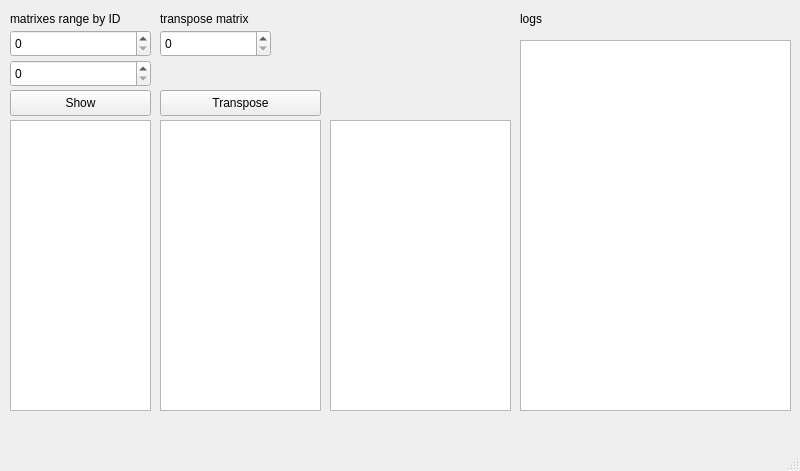
Qt form receiverUI/receiverui.ui (vvmorozova/generator-receiver) before a commit.
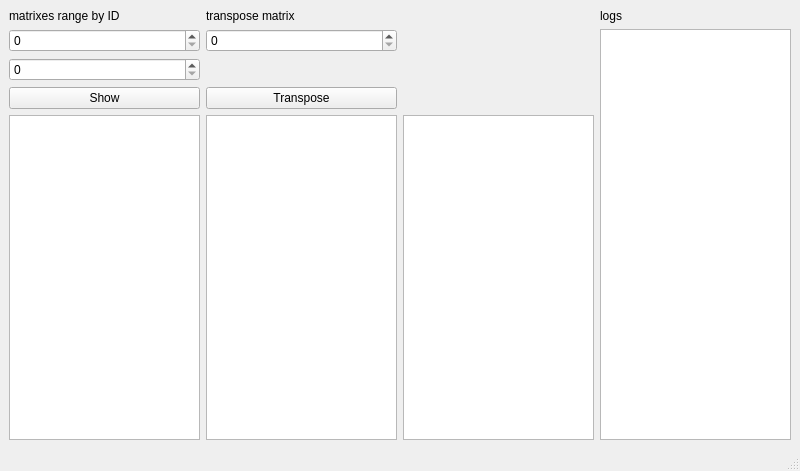
The same form after that commit.

Diff of the .ui file:
```diff
--- a/receiverUI/receiverui.ui
+++ b/receiverUI/receiverui.ui
@@ -14,162 +14,92 @@
    <string>ReceiverUI</string>
   </property>
   <widget class="QWidget" name="centralwidget">
+   <layout class="QGridLayout" name="gridLayout">
+    <item row="0" column="0">
    <widget class="QLabel" name="label">
-    <property name="geometry">
-     <rect>
-      <x>10</x>
-      <y>10</y>
-      <width>141</width>
-      <height>18</height>
-     </rect>
-    </property>
     <property name="text">
      <string>matrixes range by ID</string>
     </property>
    </widget>
+    </item>
+    <item row="0" column="1">
    <widget class="QLabel" name="label_2">
-    <property name="geometry">
-     <rect>
-      <x>160</x>
-      <y>10</y>
-      <width>121</width>
-      <height>18</height>
-     </rect>
-    </property>
     <property name="text">
      <string>transpose matrix</string>
     </property>
    </widget>
+    </item>
+    <item row="0" column="3">
    <widget class="QLabel" name="label_3">
-    <property name="geometry">
-     <rect>
-      <x>520</x>
-      <y>10</y>
-      <width>66</width>
-      <height>18</height>
-     </rect>
-    </property>
     <property name="text">
      <string>logs</string>
     </property>
    </widget>
-   <widget class="QPlainTextEdit" name="rangeTextEdit">
-    <property name="geometry">
-     <rect>
-      <x>10</x>
-      <y>120</y>
-      <width>141</width>
-      <height>291</height>
-     </rect>
-    </property>
-    <property name="readOnly">
-     <bool>true</bool>
-    </property>
-   </widget>
-   <widget class="QPlainTextEdit" name="beforeTextEdit">
-    <property name="geometry">
-     <rect>
-      <x>160</x>
-      <y>120</y>
-      <width>161</width>
-      <height>291</height>
-     </rect>
-    </property>
-    <property name="readOnly">
-     <bool>true</bool>
-    </property>
-   </widget>
-   <widget class="QPlainTextEdit" name="afterTextEdit">
-    <property name="geometry">
-     <rect>
-      <x>330</x>
-      <y>120</y>
-      <width>181</width>
-      <height>291</height>
-     </rect>
-    </property>
-    <property name="readOnly">
-     <bool>true</bool>
-    </property>
-   </widget>
-   <widget class="QPlainTextEdit" name="logsTextEdit">
-    <property name="geometry">
-     <rect>
-      <x>520</x>
-      <y>40</y>
-      <width>271</width>
-      <height>371</height>
-     </rect>
-    </property>
-    <property name="readOnly">
-     <bool>true</bool>
-    </property>
-   </widget>
+    </item>
+    <item row="1" column="0">
    <widget class="QSpinBox" name="spinBoxIDFrom">
-    <property name="geometry">
-     <rect>
-      <x>10</x>
-      <y>30</y>
-      <width>141</width>
-      <height>27</height>
-     </rect>
-    </property>
     <property name="maximum">
      <number>999999999</number>
     </property>
    </widget>
-   <widget class="QSpinBox" name="spinBoxIDTo">
-    <property name="geometry">
-     <rect>
-      <x>10</x>
-      <y>60</y>
-      <width>141</width>
-      <height>27</height>
-     </rect>
-    </property>
-    <property name="maximum">
-     <number>999999999</number>
-    </property>
-   </widget>
+    </item>
+    <item row="1" column="1">
    <widget class="QSpinBox" name="spinBoxTransposeID">
-    <property name="geometry">
-     <rect>
-      <x>160</x>
-      <y>30</y>
-      <width>111</width>
-      <height>27</height>
-     </rect>
-    </property>
+      <property name="maximum">
+       <number>999999999</number>
+      </property>
+     </widget>
+    </item>
+    <item row="1" column="3" rowspan="4">
+     <widget class="QPlainTextEdit" name="logsTextEdit">
+      <property name="readOnly">
+       <bool>true</bool>
+      </property>
+     </widget>
+    </item>
+    <item row="2" column="0">
+     <widget class="QSpinBox" name="spinBoxIDTo">
     <property name="maximum">
      <number>999999999</number>
     </property>
    </widget>
+    </item>
+    <item row="3" column="0">
    <widget class="QPushButton" name="showMatrixesRangeBtn">
-    <property name="geometry">
-     <rect>
-      <x>10</x>
-      <y>90</y>
-      <width>141</width>
-      <height>26</height>
-     </rect>
-    </property>
     <property name="text">
      <string>Show</string>
     </property>
    </widget>
+    </item>
+    <item row="3" column="1">
    <widget class="QPushButton" name="transposeBtn">
-    <property name="geometry">
-     <rect>
-      <x>160</x>
-      <y>90</y>
-      <width>161</width>
-      <height>26</height>
-     </rect>
-    </property>
     <property name="text">
      <string>Transpose</string>
     </property>
    </widget>
+    </item>
+    <item row="4" column="0">
+     <widget class="QPlainTextEdit" name="rangeTextEdit">
+      <property name="readOnly">
+       <bool>true</bool>
+      </property>
+     </widget>
+    </item>
+    <item row="4" column="1">
+     <widget class="QPlainTextEdit" name="beforeTextEdit">
+      <property name="readOnly">
+       <bool>true</bool>
+      </property>
+     </widget>
+    </item>
+    <item row="4" column="2">
+     <widget class="QPlainTextEdit" name="afterTextEdit">
+      <property name="readOnly">
+       <bool>true</bool>
+      </property>
+     </widget>
+    </item>
+   </layout>
   </widget>
   <widget class="QMenuBar" name="menubar">
    <property name="geometry">
```
Lines whose indentation alone changed are shown as unchanged.
